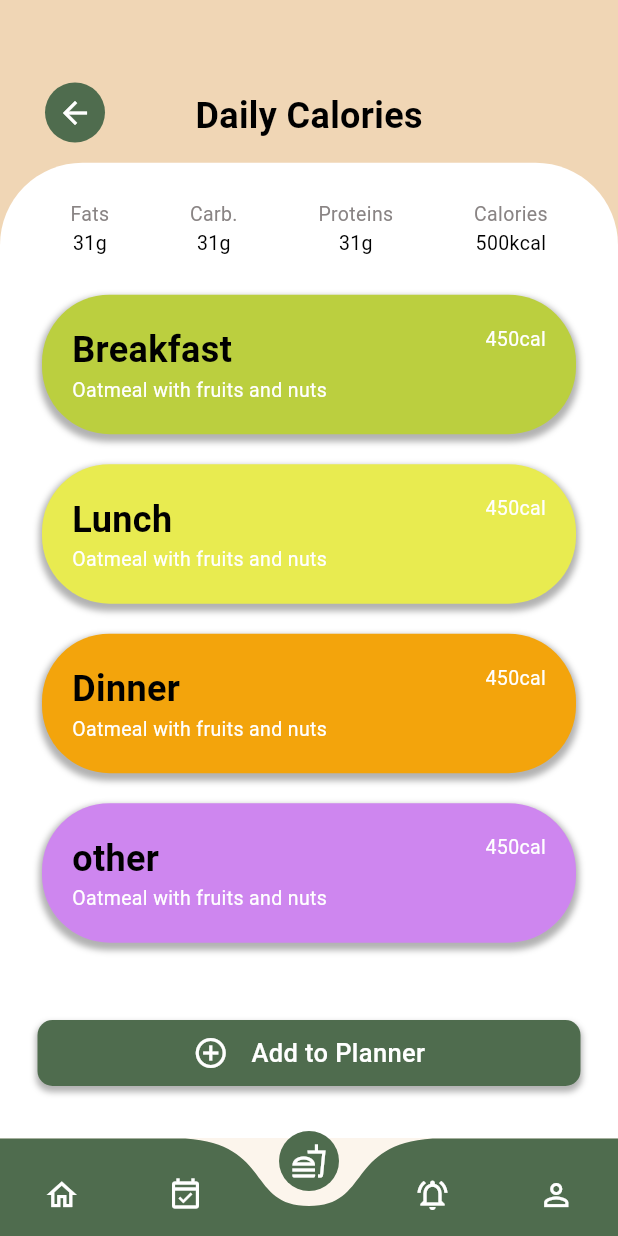
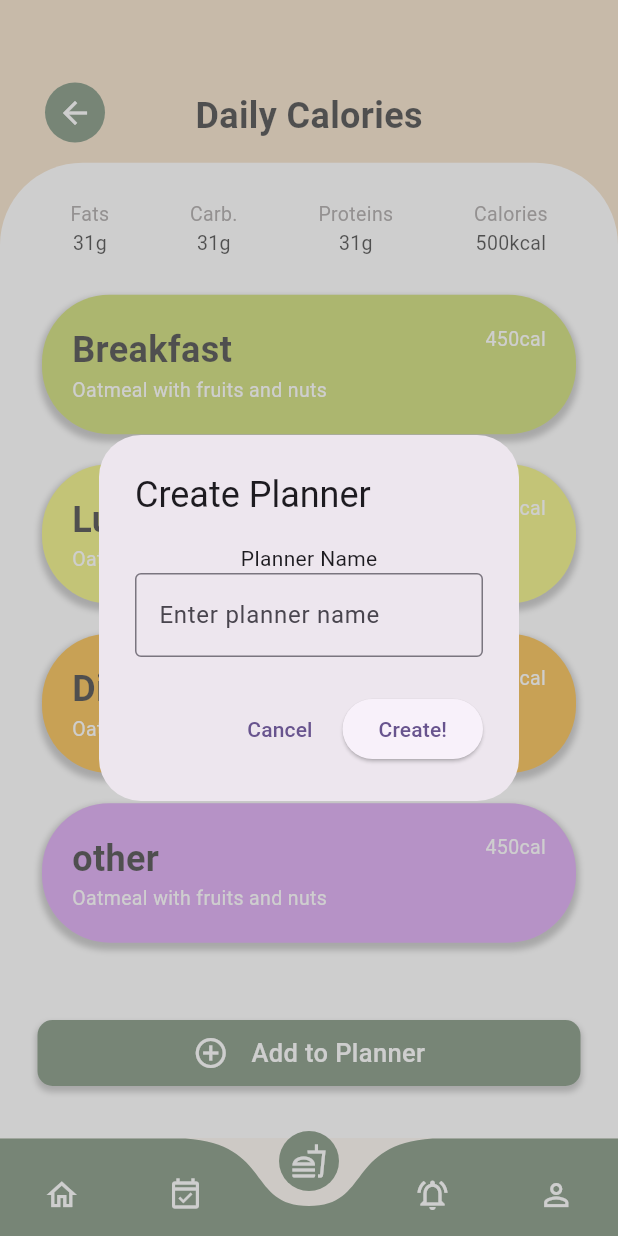
Before and after one commit to Morninguoou/Calories-Ofood-App, a Flutter app: the screen it shows after launch, item 3 of the bottom bar chosen, after a tap on "Add to Planner", on a phone screen of 412 x 824 dp. Run offline on Flutter 3.47's test engine with Material 3 defaults, Android fonts, the phone set to English and light mode, and no system bars; drawn by our look-alikes of curved_navigation_bar; Roboto replaces fonts that are missing (Poppins).

Commit message:
แกไข dailycaloriesPage และ feature_box

```diff
--- a/lib/screens/dailycaloriesPage.dart
+++ b/lib/screens/dailycaloriesPage.dart
@@ -1,4 +1,6 @@
 import 'package:flutter/material.dart';
+import 'package:projectapp/screens/mealplanPage.dart';
+import 'package:projectapp/widget/bottomnav.dart';
 import 'package:projectapp/widget/icon_back.dart';
 import 'package:projectapp/widget/widget_support.dart';
 
@@ -133,6 +135,10 @@ class _DailycaloriesState extends State<Dailycalories> {
                     ),
                     SizedBox(height: 20),
                     Container(
+                      child: SingleChildScrollView(
+                        child: Column(
+                          children: [
+                            Container(
                               decoration: BoxDecoration(
                                 borderRadius: BorderRadius.circular(45),
                                 color: Color.fromRGBO(187, 207, 63, 1),
@@ -153,11 +159,13 @@ class _DailycaloriesState extends State<Dailycalories> {
                                   Align(
                                     alignment: Alignment.topLeft,
                                     child: Column(
-                              crossAxisAlignment: CrossAxisAlignment.start,
+                                      crossAxisAlignment:
+                                          CrossAxisAlignment.start,
                                       children: [
                                         Text(
                                           'Breakfast',
-                                  style: AppWidget.headlineTextFeildStyle(),
+                                          style: AppWidget
+                                              .headlineTextFeildStyle(),
                                         ),
                                         Text(
                                           'Oatmeal with fruits and nuts',
@@ -205,11 +213,13 @@ class _DailycaloriesState extends State<Dailycalories> {
                                   Align(
                                     alignment: Alignment.topLeft,
                                     child: Column(
-                              crossAxisAlignment: CrossAxisAlignment.start,
+                                      crossAxisAlignment:
+                                          CrossAxisAlignment.start,
                                       children: [
                                         Text(
                                           'Lunch',
-                                  style: AppWidget.headlineTextFeildStyle(),
+                                          style: AppWidget
+                                              .headlineTextFeildStyle(),
                                         ),
                                         Text(
                                           'Oatmeal with fruits and nuts',
@@ -257,11 +267,13 @@ class _DailycaloriesState extends State<Dailycalories> {
                                   Align(
                                     alignment: Alignment.topLeft,
                                     child: Column(
-                              crossAxisAlignment: CrossAxisAlignment.start,
+                                      crossAxisAlignment:
+                                          CrossAxisAlignment.start,
                                       children: [
                                         Text(
                                           'Dinner',
-                                  style: AppWidget.headlineTextFeildStyle(),
+                                          style: AppWidget
+                                              .headlineTextFeildStyle(),
                                         ),
                                         Text(
                                           'Oatmeal with fruits and nuts',
@@ -309,11 +321,13 @@ class _DailycaloriesState extends State<Dailycalories> {
                                   Align(
                                     alignment: Alignment.topLeft,
                                     child: Column(
-                              crossAxisAlignment: CrossAxisAlignment.start,
+                                      crossAxisAlignment:
+                                          CrossAxisAlignment.start,
                                       children: [
                                         Text(
                                           'other',
-                                  style: AppWidget.headlineTextFeildStyle(),
+                                          style: AppWidget
+                                              .headlineTextFeildStyle(),
                                         ),
                                         Text(
                                           'Oatmeal with fruits and nuts',
@@ -339,10 +353,68 @@ class _DailycaloriesState extends State<Dailycalories> {
                                 ],
                               ),
                             ),
+                          ],
+                        ),
+                      ),
+                    ),
                     Spacer(),
                     GestureDetector(
                       onTap: () {
-                        // TODOTap to random food
+                        // แสดง popup สร้าง Planner
+                        showDialog(
+                          context: context,
+                          barrierDismissible: false,
+                          builder: (BuildContext context) {
+                            String plannerName =
+                                ""; // ตัวแปรเก็บชื่อ Planner ที่กรอก
+
+                            return AlertDialog(
+                              title: Text("Create Planner"),
+                              content: Column(
+                                mainAxisSize: MainAxisSize.min,
+                                children: [
+                                  Text("Planner Name"),
+                                  TextField(
+                                    onChanged: (value) {
+                                      plannerName =
+                                          value; // อัพเดทค่าที่ผู้ใช้กรอก
+                                    },
+                                    decoration: InputDecoration(
+                                      hintText: "Enter planner name",
+                                      border: OutlineInputBorder(),
+                                    ),
+                                  ),
+                                ],
+                              ),
+                              actions: [
+                                TextButton(
+                                  child: Text("Cancel"),
+                                  onPressed: () {
+                                    Navigator.of(context).pop(); // ปิด popup
+                                  },
+                                ),
+                                ElevatedButton(
+                                  child: Text("Create!"),
+                                  onPressed: () {
+                                    if (plannerName.isNotEmpty) {
+                                      // ตรวจสอบว่าผู้ใช้ได้กรอกชื่อ Planner หรือไม่
+                                      Navigator.of(context).pop(); // ปิด popup
+
+                                      // ทำการนำทางไปยังหน้าถัดไป (เช่นหน้า PlannerPage)
+                                      Navigator.push(
+                                          context,
+                                          MaterialPageRoute(
+                                              builder: (context) => Bottomnav(
+                                                  initialPage: MealPlan())));
+                                    }
+                                  },
+                                ),
+                              ],
+                            );
+                          },
+                          barrierColor: Colors.grey
+                              .withOpacity(0.5), // พื้นหลังโปร่งใสสีเทา
+                        );
                       },
                       child: Container(
                         margin: EdgeInsets.symmetric(vertical: 10),
--- a/lib/widget/feature_box.dart
+++ b/lib/widget/feature_box.dart
@@ -1,6 +1,6 @@
 import 'package:flutter/material.dart';
 import 'package:projectapp/screens/dailycaloriesPage.dart';
-import 'package:projectapp/screens/foodrecommendationPage.dart';
+import 'package:projectapp/screens/foodrecommendationSelect.dart';
 import 'package:projectapp/widget/bottomnav.dart';
 import 'package:projectapp/widget/widget_support.dart';
 
@@ -111,7 +111,7 @@ class _FeatureBoxState extends State<FeatureBox> {
                         context,
                         MaterialPageRoute(
                             builder: (context) =>
-                                Bottomnav(initialPage: FoodRecommendation())));
+                                Bottomnav(initialPage: FoodRecommendationSelect())));
                   },
                   child: Container(
                     padding: const EdgeInsets.symmetric(
```
Lines whose indentation alone changed are shown as unchanged.
